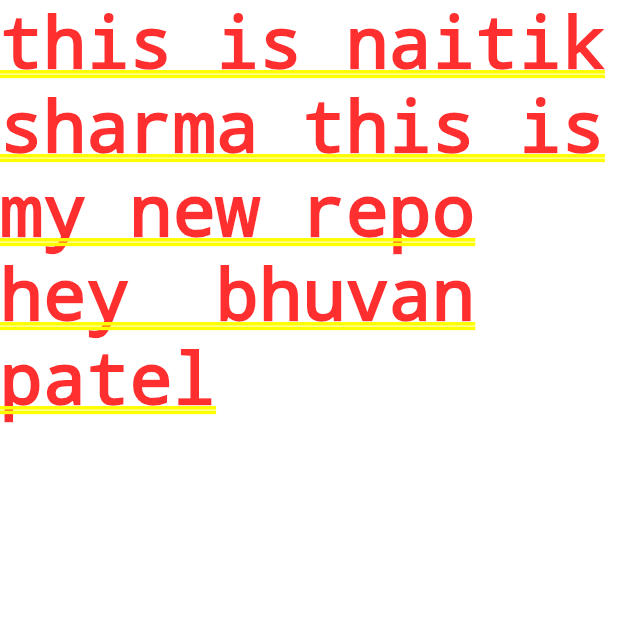
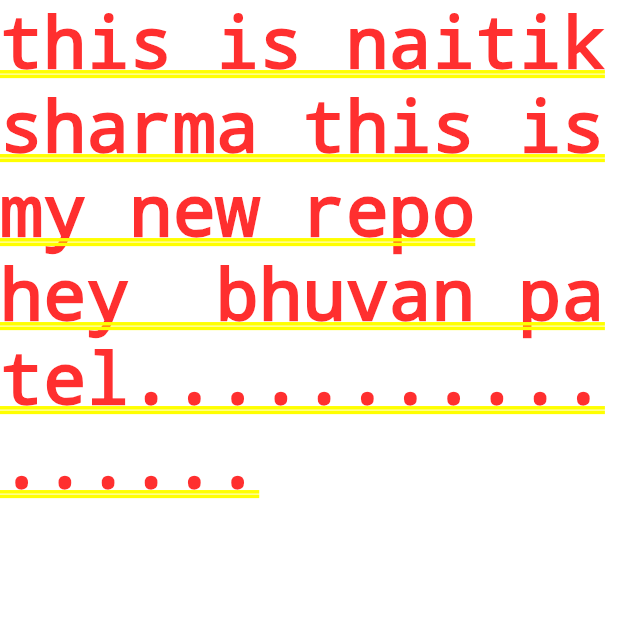
Before and after one commit to critical-naitik/arya, a Flutter app: the screen it shows after launch, on a phone screen of 412 x 824 dp, the top half of it. Run offline on Flutter 3.47's test engine with Material 2 defaults, Android fonts, the phone set to English and light mode, and no system bars; missing offline and left inert: dart:html.

```diff
--- a/lib/main.dart
+++ b/lib/main.dart
@@ -27,7 +27,7 @@ class MyApp extends StatelessWidget {
         primarySwatch: Colors.blue,
       ),
       home:Text(('this is naitik sharma this is my new repo '
-          'hey  bhuvan patel'),
+          'hey  bhuvan patel.................'),
     ),);
   }
 }
```
